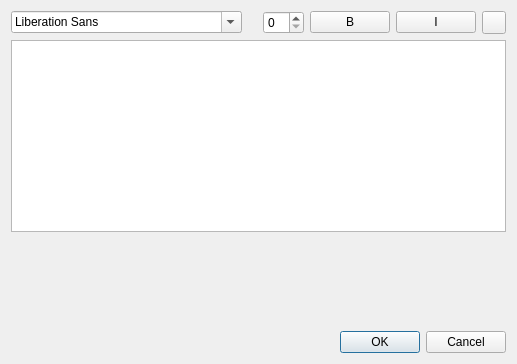
Above: src/ui/qgstextannotationdialogbase.ui from carsmie/QGIS before the change. Below: the same form after it.
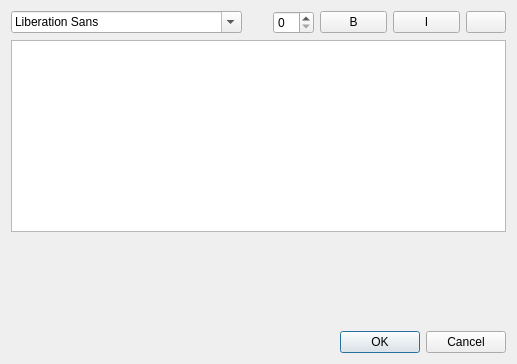
That is the form after the change. Custom widgets are drawn as their Qt base class.

Commit message: [FEATURE] Update QgsColorButton to offer live color chooser updates and show transparent checkerboard background

Patch:
```diff
--- a/src/ui/qgstextannotationdialogbase.ui
+++ b/src/ui/qgstextannotationdialogbase.ui
@@ -37,6 +37,12 @@
      </item>
      <item>
       <widget class="QPushButton" name="mBoldPushButton">
+       <property name="minimumSize">
+        <size>
+         <width>50</width>
+         <height>0</height>
+        </size>
+       </property>
        <property name="text">
         <string>B</string>
        </property>
@@ -47,6 +53,12 @@
      </item>
      <item>
       <widget class="QPushButton" name="mItalicsPushButton">
+       <property name="minimumSize">
+        <size>
+         <width>50</width>
+         <height>0</height>
+        </size>
+       </property>
        <property name="text">
         <string>I</string>
        </property>
@@ -57,15 +69,12 @@
      </item>
      <item>
       <widget class="QgsColorButton" name="mFontColorButton">
-       <property name="sizePolicy">
-        <sizepolicy hsizetype="Preferred" vsizetype="Preferred">
-         <horstretch>0</horstretch>
-         <verstretch>0</verstretch>
-        </sizepolicy>
-       </property>
        <property name="text">
         <string/>
        </property>
+       <property name="autoDefault">
+        <bool>false</bool>
+       </property>
       </widget>
      </item>
     </layout>
@@ -97,7 +106,7 @@
  <customwidgets>
   <customwidget>
    <class>QgsColorButton</class>
-   <extends>QToolButton</extends>
+   <extends>QPushButton</extends>
    <header>qgscolorbutton.h</header>
   </customwidget>
  </customwidgets>
```
The commit also changes 73 other files.
